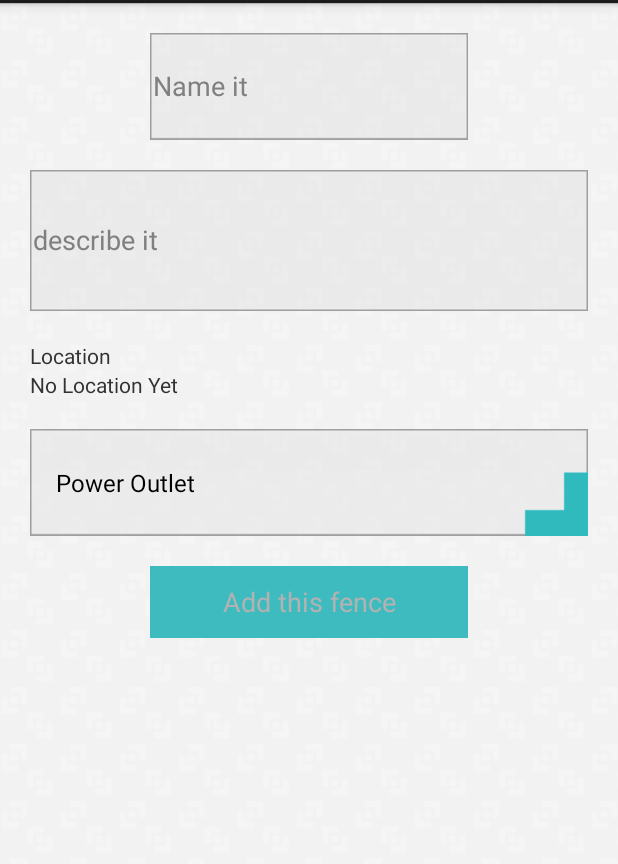
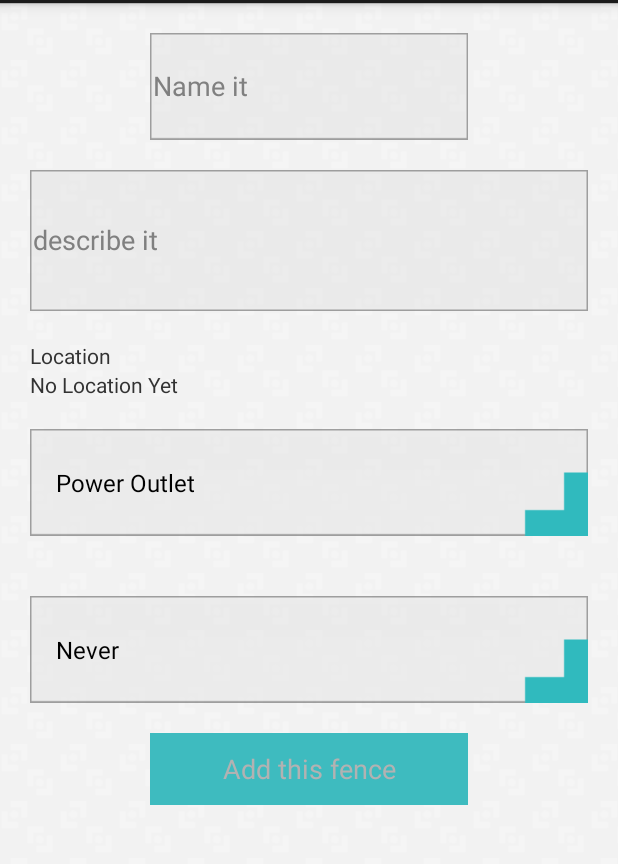
Before and after one commit to ligi/FencyPOI, an Android app: the screen it shows after launch (MainActivity), on a phone screen of 412 x 824 dp, the part 69-933 px from its top. Run offline under Robolectric (Android 15) with nearby library versions, the phone set to English and light mode, and no system bars; 2 statements that could not run were skipped.

Commit message:
add spinner to select when to alert & pack stuff in scrollview - too much space needed then

```diff
--- a/FencyPOI/src/main/java/org/battlehack/fencypoi/MainActivity.java
+++ b/FencyPOI/src/main/java/org/battlehack/fencypoi/MainActivity.java
@@ -25,7 +25,7 @@ public class MainActivity extends Activity implements GooglePlayServicesClient.C
 
     private EditText nameEditText;
     private EditText descriptionEditText;
-    private  Spinner spinner;
+    private  Spinner typeSpinner;
 
     @Override
     protected void onCreate(Bundle savedInstanceState) {
@@ -62,7 +62,7 @@ public class MainActivity extends Activity implements GooglePlayServicesClient.C
 
         mNewValues.put(POIDBContentProvider.KEY_NAME,nameEditText.getText().toString());
         mNewValues.put(POIDBContentProvider.KEY_DESCRIPTION,descriptionEditText.getText().toString());
-        mNewValues.put(POIDBContentProvider.KEY_TYPE,spinner.getSelectedItem().toString());
+        mNewValues.put(POIDBContentProvider.KEY_TYPE, typeSpinner.getSelectedItem().toString());
         mNewValues.put(POIDBContentProvider.KEY_CREATOR,"undefined");
 
         getContentResolver().insert(POIDBContentProvider.CONTENT_URI,mNewValues);
@@ -70,10 +70,16 @@ public class MainActivity extends Activity implements GooglePlayServicesClient.C
     }
 
     private void setupSpinner() {
-        spinner = (Spinner) findViewById(R.id.type_spinner);
-        ArrayAdapter<String> adapter = new ArrayAdapter<String>(this, android.R.layout.simple_spinner_item, new String[]{"Power Outlet", "Apple Tree", "Danger Zone"});
-        adapter.setDropDownViewResource(android.R.layout.simple_dropdown_item_1line);
-        spinner.setAdapter(adapter);
+        typeSpinner = (Spinner) findViewById(R.id.type_spinner);
+        ArrayAdapter<String> typeAdapter = new ArrayAdapter<String>(this, android.R.layout.simple_spinner_item, new String[]{"Power Outlet", "Apple Tree", "Danger Zone","Configure types"});
+        typeAdapter.setDropDownViewResource(android.R.layout.simple_dropdown_item_1line);
+        typeSpinner.setAdapter(typeAdapter);
+
+
+        Spinner alertSpinner = (Spinner) findViewById(R.id.alert_spinner);
+        ArrayAdapter<String> alertAdapter = new ArrayAdapter<String>(this, android.R.layout.simple_spinner_item, new String[]{"Never","When walking","when biking","when driving"});
+        alertAdapter.setDropDownViewResource(android.R.layout.simple_dropdown_item_1line);
+        alertSpinner.setAdapter(alertAdapter);
     }
 
     private void setupLocationListener() {
--- a/FencyPOI/src/main/res/layout-land/add_fence.xml
+++ b/FencyPOI/src/main/res/layout-land/add_fence.xml
@@ -8,15 +8,15 @@
 
         >
 
-    <LinearLayout xmlns:android="http://schemas.android.com/apk/res/android"
-                  android:orientation="vertical"
-                  android:layout_width="0dip"
-                  android:layout_weight="1"
-                  android:layout_height="match_parent"
-                  android:background="@drawable/background"
+    <ScrollView
+            android:layout_width="0dip"
+            android:layout_weight="1"
+            android:layout_height="match_parent"
+            android:background="@drawable/background"
             >
+
         <include layout="@layout/add_fence_form"/>
-    </LinearLayout>
+    </ScrollView>
 
     <fragment
             class="org.battlehack.fencypoi.PoiListFragment"
--- a/FencyPOI/src/main/res/layout/add_fence.xml
+++ b/FencyPOI/src/main/res/layout/add_fence.xml
@@ -1,7 +1,6 @@
 <?xml version="1.0" encoding="utf-8"?>
 
-<LinearLayout xmlns:android="http://schemas.android.com/apk/res/android"
-              android:orientation="vertical"
+<ScrollView xmlns:android="http://schemas.android.com/apk/res/android"
               android:layout_width="match_parent"
               android:layout_height="match_parent"
               android:background="@drawable/background"
@@ -10,4 +9,4 @@
 
     <include layout="@layout/add_fence_form"/>
 
-</LinearLayout>
+</ScrollView>
--- a/FencyPOI/src/main/res/layout/add_fence_form.xml
+++ b/FencyPOI/src/main/res/layout/add_fence_form.xml
@@ -1,7 +1,10 @@
 <?xml version="1.0" encoding="utf-8"?>
+<LinearLayout
+        xmlns:android="http://schemas.android.com/apk/res/android"
+        android:orientation="vertical"
+        android:layout_width="match_parent"
+        android:layout_height="wrap_content">
 
-<merge xmlns:android="http://schemas.android.com/apk/res/android"
-      >
 
     <EditText
             android:layout_width="fill_parent"
@@ -53,6 +56,15 @@
             android:id="@+id/type_spinner"
             android:layout_gravity="left|center_vertical"/>
 
+    <Spinner
+            android:layout_width="fill_parent"
+
+            android:layout_margin="@dimen/small_margin"
+            android:background="@drawable/dd"
+            android:layout_height="wrap_content"
+            android:id="@+id/alert_spinner"
+            android:layout_gravity="left|center_vertical"/>
+
     <Button
             android:layout_width="fill_parent"
             android:layout_height="wrap_content"
@@ -67,4 +79,4 @@
             />
 
 
-</merge>
+</LinearLayout>
```
